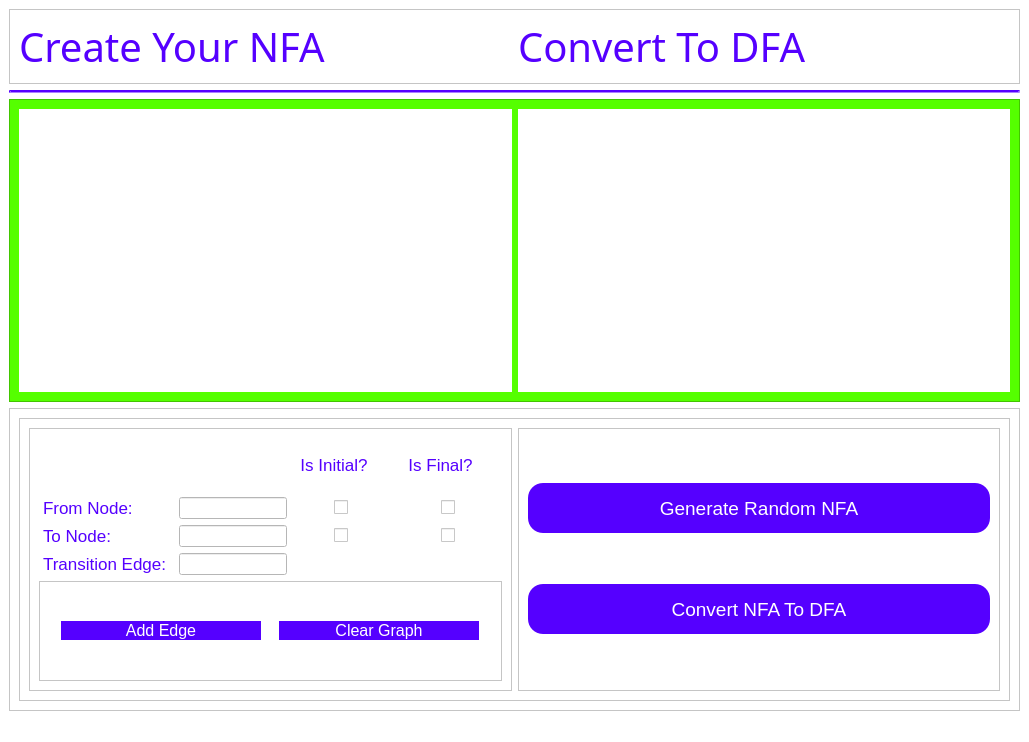
Old version of the form edited_NFA_to_DFA.ui in the repository Adham-Abdelmaksoud/Automata-Project.
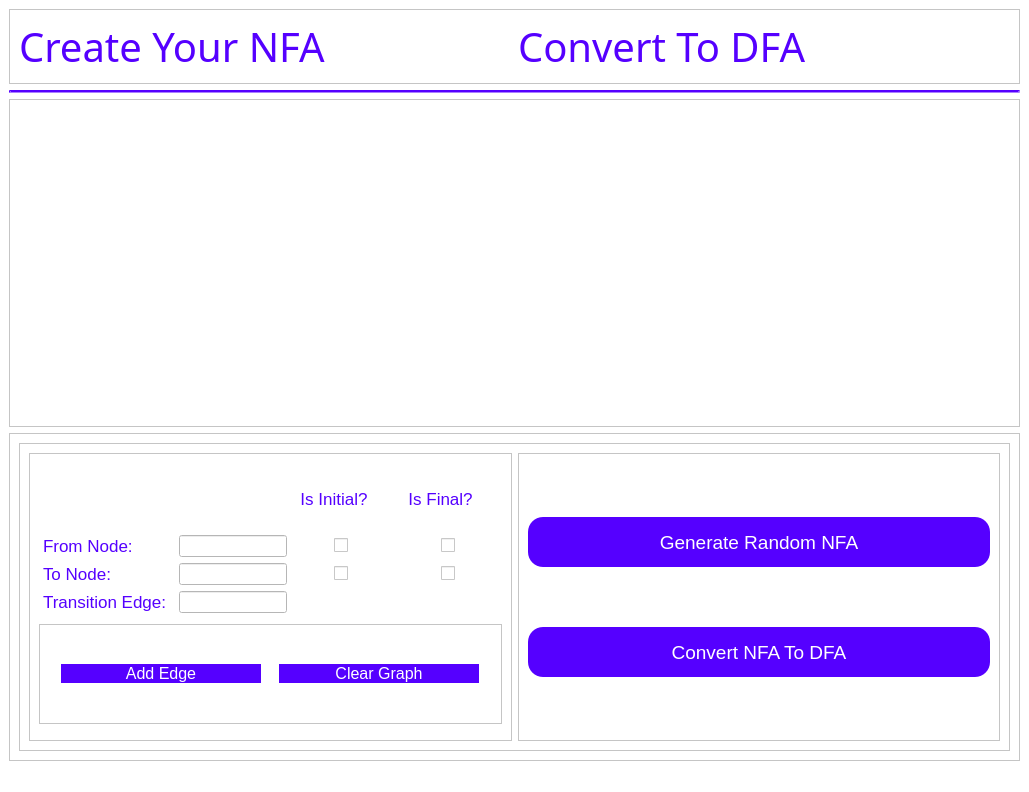
New version of the form.

The edit to the form file:
```diff
--- a/edited_NFA_to_DFA.ui
+++ b/edited_NFA_to_DFA.ui
@@ -7,7 +7,7 @@
     <x>0</x>
     <y>0</y>
     <width>1029</width>
-    <height>742</height>
+    <height>792</height>
    </rect>
   </property>
   <property name="windowTitle">
@@ -105,7 +105,7 @@
     <item>
      <widget class="QFrame" name="frame_2">
       <property name="styleSheet">
-       <string notr="true">background-color: rgb(85, 255, 0);</string>
+       <string notr="true"/>
       </property>
       <property name="frameShape">
        <enum>QFrame::StyledPanel</enum>
```
